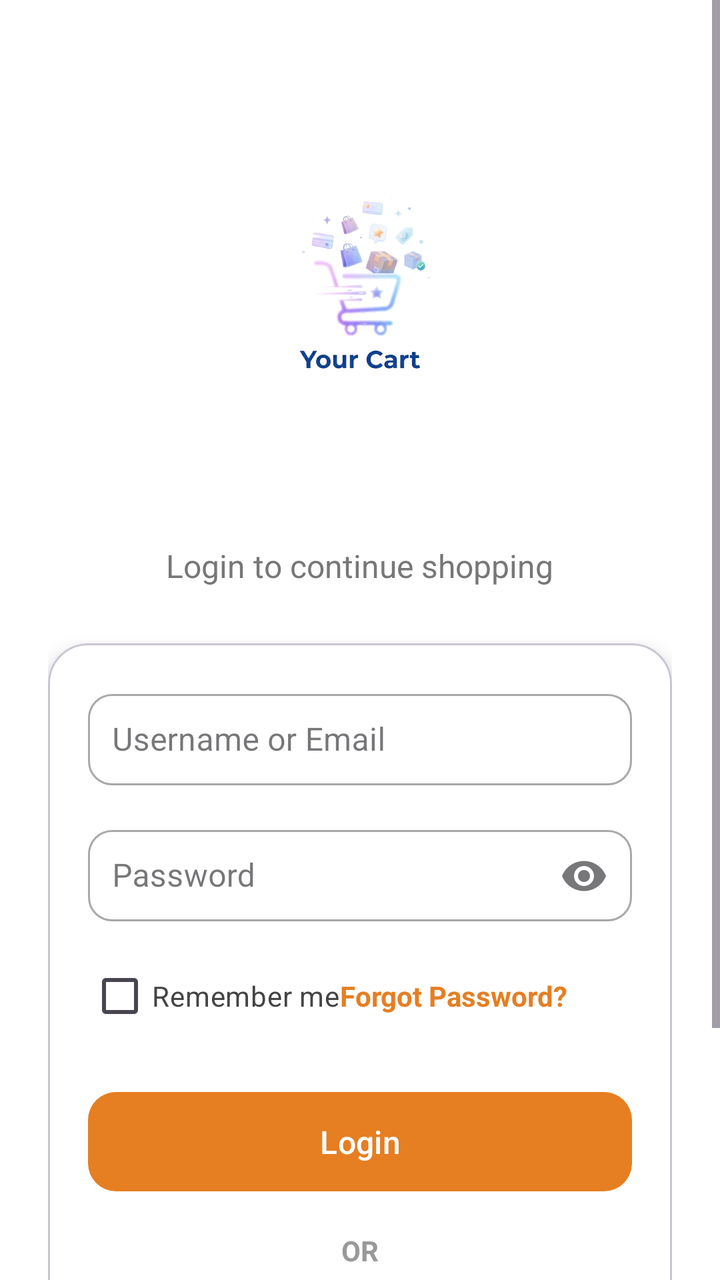
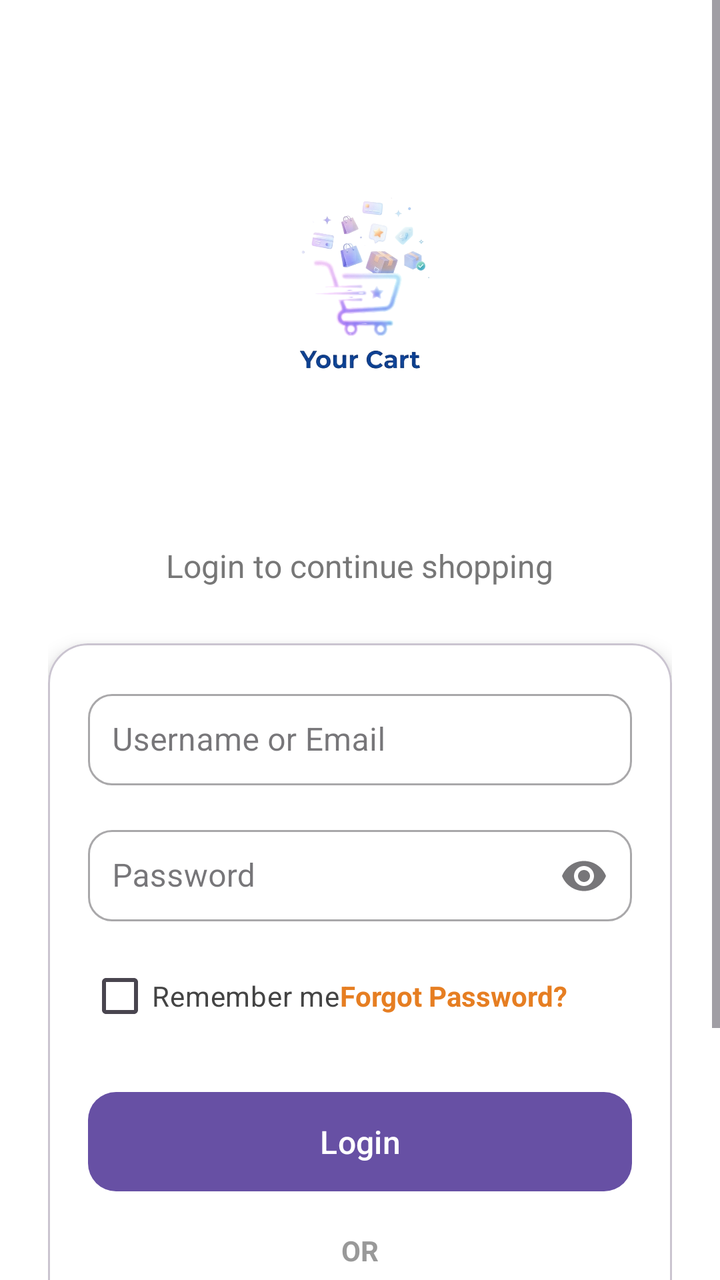

Two renders of the same Android screen: before a commit and after it. Below are the layout's source before the change and the commit's diff.
<!-- AndroidManifest.xml: application theme Theme.YourCart -->
<!-- res/layout/activity_login.xml -->
<?xml version="1.0" encoding="utf-8"?>
<androidx.constraintlayout.widget.ConstraintLayout xmlns:android="http://schemas.android.com/apk/res/android"
    xmlns:app="http://schemas.android.com/apk/res-auto"
    xmlns:tools="http://schemas.android.com/tools"
    android:id="@+id/main"
    android:layout_width="match_parent"
    android:layout_height="match_parent"
    android:background="@color/white"
    tools:context=".ui.login.LoginActivity">

    <ScrollView
        android:layout_width="0dp"
        android:layout_height="0dp"
        android:fillViewport="true"
        app:layout_constraintBottom_toBottomOf="parent"
        app:layout_constraintEnd_toEndOf="parent"
        app:layout_constraintStart_toStartOf="parent"
        app:layout_constraintTop_toTopOf="parent">

        <LinearLayout
            android:layout_width="match_parent"
            android:layout_height="wrap_content"
            android:gravity="center_horizontal"
            android:orientation="vertical"
            android:padding="24dp">

            <ImageView
                android:id="@+id/imageView"
                android:layout_width="220dp"
                android:layout_height="220dp"
                android:layout_marginTop="20dp"
                android:contentDescription="Shopping app logo"
                android:scaleType="fitCenter"
                app:srcCompat="@drawable/yourcart" />

            <TextView
                android:id="@+id/tvSubtitle"
                android:layout_width="wrap_content"
                android:layout_height="wrap_content"
                android:layout_marginTop="8dp"
                android:text="Login to continue shopping"
                android:textColor="#777777"
                android:textSize="16sp" />

            <com.google.android.material.card.MaterialCardView
                android:layout_width="match_parent"
                android:layout_height="wrap_content"
                android:layout_marginTop="28dp"
                app:cardBackgroundColor="#FFFFFF"
                app:cardCornerRadius="20dp"
                app:cardElevation="6dp">

                <LinearLayout
                    android:layout_width="match_parent"
                    android:layout_height="wrap_content"
                    android:orientation="vertical"
                    android:padding="20dp">

                    <com.google.android.material.textfield.TextInputLayout
                        android:id="@+id/tilUsername"
                        style="@style/Widget.MaterialComponents.TextInputLayout.OutlinedBox"
                        android:layout_width="match_parent"
                        android:layout_height="wrap_content"
                        android:hint="Username or Email"
                        app:boxCornerRadiusBottomEnd="12dp"
                        app:boxCornerRadiusBottomStart="12dp"
                        app:boxCornerRadiusTopEnd="12dp"
                        app:boxCornerRadiusTopStart="12dp">

                        <com.google.android.material.textfield.TextInputEditText
                            android:id="@+id/etUsername"
                            android:layout_width="match_parent"
                            android:layout_height="wrap_content"
                            android:inputType="textEmailAddress"
                            android:padding="12dp" />
                    </com.google.android.material.textfield.TextInputLayout>

                    <com.google.android.material.textfield.TextInputLayout
                        android:id="@+id/tilPassword"
                        style="@style/Widget.MaterialComponents.TextInputLayout.OutlinedBox"
                        android:layout_width="match_parent"
                        android:layout_height="wrap_content"
                        android:layout_marginTop="16dp"
                        android:hint="Password"
                        app:boxCornerRadiusBottomEnd="12dp"
                        app:boxCornerRadiusBottomStart="12dp"
                        app:boxCornerRadiusTopEnd="12dp"
                        app:boxCornerRadiusTopStart="12dp"
                        app:endIconMode="password_toggle">

                        <com.google.android.material.textfield.TextInputEditText
                            android:id="@+id/etPassword"
                            android:layout_width="match_parent"
                            android:layout_height="wrap_content"
                            android:inputType="textPassword"
                            android:padding="12dp" />
                    </com.google.android.material.textfield.TextInputLayout>

                    <LinearLayout
                        android:layout_width="match_parent"
                        android:layout_height="wrap_content"
                        android:layout_marginTop="12dp"
                        android:gravity="center_vertical"
                        android:orientation="horizontal">

                        <CheckBox
                            android:id="@+id/checkBox"
                            android:layout_width="wrap_content"
                            android:layout_height="wrap_content"
                            android:text="Remember me"
                            android:textColor="#444444" />

                        <TextView
                            android:id="@+id/tvForgotPassword"
                            android:layout_width="wrap_content"
                            android:layout_height="wrap_content"
                            android:text="Forgot Password?"
                            android:textColor="#E67E22"
                            android:textStyle="bold" />
                    </LinearLayout>

                    <com.google.android.material.button.MaterialButton
                        android:id="@+id/login"
                        android:layout_width="match_parent"
                        android:layout_height="wrap_content"
                        android:layout_marginTop="20dp"
                        android:padding="14dp"
                        android:text="Login"
                        android:textAllCaps="false"
                        android:textSize="16sp"
                        app:backgroundTint="#E67E22"
                        app:cornerRadius="14dp" />

                    <TextView
                        android:layout_width="wrap_content"
                        android:layout_height="wrap_content"
                        android:layout_gravity="center"
                        android:layout_marginTop="16dp"
                        android:text="OR"
                        android:textColor="#999999"
                        android:textStyle="bold" />

                    <com.google.android.material.button.MaterialButton
                        android:id="@+id/loginusinggoogle"
                        style="@style/Widget.MaterialComponents.Button.OutlinedButton"
                        android:layout_width="match_parent"
                        android:layout_height="wrap_content"
                        android:layout_marginTop="16dp"
                        android:padding="14dp"
                        android:text="Continue with Google"
                        android:textAllCaps="false"
                        android:textColor="#222222"
                        app:cornerRadius="14dp"
                        app:icon="@android:drawable/ic_dialog_email"
                        app:iconPadding="12dp"
                        app:strokeColor="#DDDDDD"
                        app:strokeWidth="1dp" />

                </LinearLayout>
            </com.google.android.material.card.MaterialCardView>

            <LinearLayout
                android:layout_width="wrap_content"
                android:layout_height="wrap_content"
                android:layout_marginTop="24dp"
                android:gravity="center"
                android:orientation="horizontal">

                <TextView
                    android:layout_width="wrap_content"
                    android:layout_height="wrap_content"
                    android:text="Don’t have an account? "
                    android:textColor="#666666" />

                <TextView
                    android:id="@+id/tvSignUp"
                    android:layout_width="wrap_content"
                    android:layout_height="wrap_content"
                    android:text="Sign Up"
                    android:textColor="#E67E22"
                    android:textStyle="bold" />
            </LinearLayout>

        </LinearLayout>
    </ScrollView>

</androidx.constraintlayout.widget.ConstraintLayout>
<!-- resources referenced by this layout -->
<resources>
  <color name="white">#FFFFFFFF</color>
  <!-- drawable yourcart: png bitmap (drawable, 185824 bytes) -->
  <style name="Theme.YourCart" parent="Base.Theme.YourCart" />
  <style name="Base.Theme.YourCart" parent="Theme.Material3.Light.NoActionBar">
          
          
      </style>
</resources>

<!-- the commit's change to res/layout/activity_login.xml (unified diff, before → after) -->
@@ -128,7 +128,7 @@
                         android:text="Login"
                         android:textAllCaps="false"
                         android:textSize="16sp"
-                        app:backgroundTint="#E67E22"
+                        app:background="@drawable/gradient_bg"
                         app:cornerRadius="14dp" />
 
                     <TextView
<!-- resource entries referenced after the edit -->
@@ -1,6 +1,16 @@
 <!-- resources referenced by this layout -->
 <resources>
   <color name="white">#FFFFFFFF</color>
+  <!-- drawable gradient_bg (drawable) -->
+  <?xml version="1.0" encoding="utf-8"?>
+  <shape xmlns:android="http://schemas.android.com/apk/res/android">
+      <gradient
+          android:type="linear"
+          android:angle="135"
+          android:startColor="#0D0D2B"
+          android:centerColor="#1A1A4E"
+          android:endColor="#0A0A1F" />
+  </shape>
   <!-- drawable yourcart: png bitmap (drawable, 185824 bytes) -->
   <style name="Theme.YourCart" parent="Base.Theme.YourCart" />
   <style name="Base.Theme.YourCart" parent="Theme.Material3.Light.NoActionBar">
